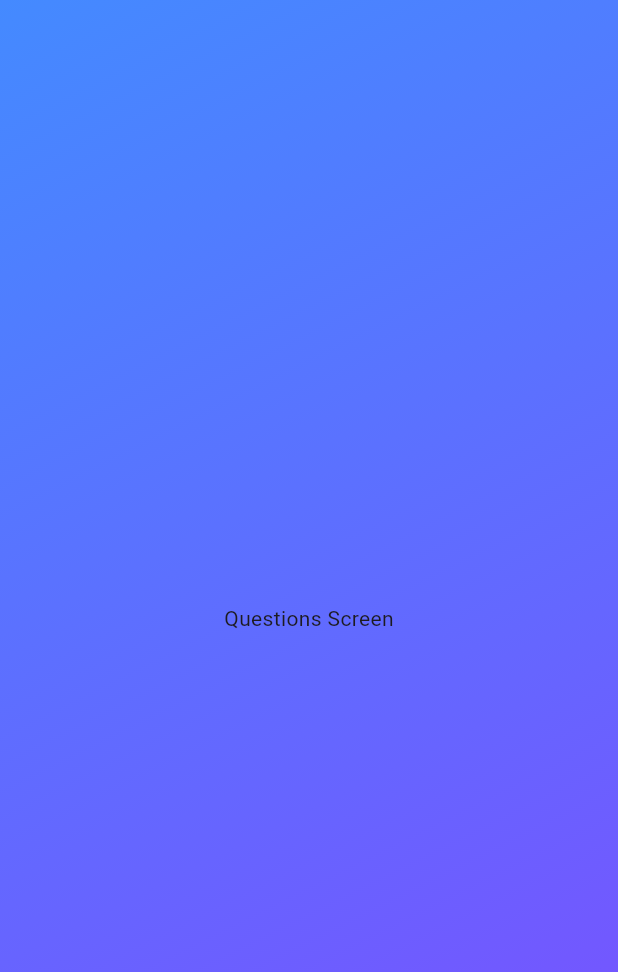
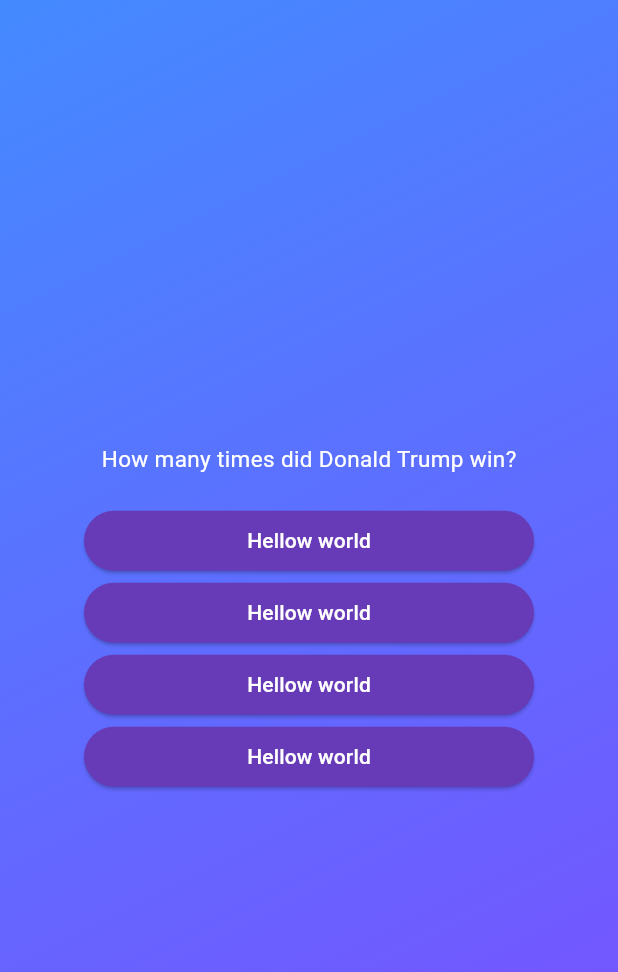
Before and after one commit to GeoBrodas/flutter_quiz_app, a Flutter app: the screen it shows after launch, after a tap on "Start Quiz", on a phone screen of 412 x 824 dp. Shown: the top 972 px of the screen. Run offline on Flutter 3.47's test engine with Material 3 defaults, Android fonts, the phone set to English and light mode, and no system bars.

Commit message:
add questions

```diff
--- a/lib/data/questions.dart
+++ b/lib/data/questions.dart
@@ -2,5 +2,9 @@ import 'package:quiz_app/models/quiz_question.dart';
 
 var questions = [
   QuizQuestion(
-      'What is the name of the Dev?', ['Mama', 'jojoj', 'Hokiii', 'Naruto'])
+      'What is the name of the Dev?', ['Mama', 'jojoj', 'Hokiii', 'Naruto']),
+  QuizQuestion(
+      'What is the name of the gogogo?', ['Mama', 'jojoj', 'Hokiii', 'Naruto']),
+  QuizQuestion(
+      'What is the name of the foofof?', ['Mama', 'jojoj', 'Hokiii', 'Naruto']),
 ];
--- a/lib/questions_screen.dart
+++ b/lib/questions_screen.dart
@@ -1,4 +1,5 @@
 import 'package:flutter/material.dart';
+import 'package:quiz_app/ui/question_button.dart';
 
 class QuestionsScreen extends StatefulWidget {
   const QuestionsScreen({super.key});
@@ -12,9 +13,17 @@ class QuestionsScreen extends StatefulWidget {
 class _QuestionsScreenState extends State<QuestionsScreen> {
   @override
   Widget build(context) {
-    return const Center(
+    return Center(
       child: Column(mainAxisSize: MainAxisSize.min, children: [
-        Text('Questions Screen'),
+        const Text(
+          'How many times did Donald Trump win?',
+          style: TextStyle(color: Colors.white, fontSize: 15),
+        ),
+        const SizedBox(height: 20),
+        QuestionButton(message: 'Hellow world', onClick: () {}),
+        QuestionButton(message: 'Hellow world', onClick: () {}),
+        QuestionButton(message: 'Hellow world', onClick: () {}),
+        QuestionButton(message: 'Hellow world', onClick: () {}),
       ]),
     );
   }
--- /dev/null
+++ b/lib/ui/question_button.dart
@@ -0,0 +1,21 @@
+import 'package:flutter/material.dart';
+
+class QuestionButton extends StatelessWidget {
+  const QuestionButton(
+      {super.key, required this.message, required this.onClick});
+
+  final String message;
+  final void Function() onClick;
+
+  @override
+  Widget build(context) {
+    return ElevatedButton(
+      onPressed: onClick,
+      style: ElevatedButton.styleFrom(
+          fixedSize: const Size(300, 20),
+          foregroundColor: Colors.white,
+          backgroundColor: Colors.deepPurple),
+      child: Text(message),
+    );
+  }
+}
```
